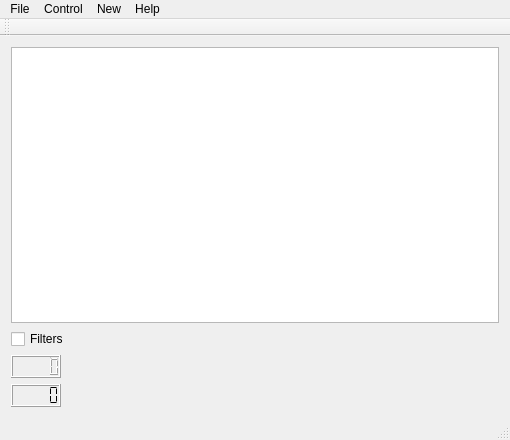
Qt form mainwindow.ui (RauchendeKanonen/qcanobserver) before a commit.
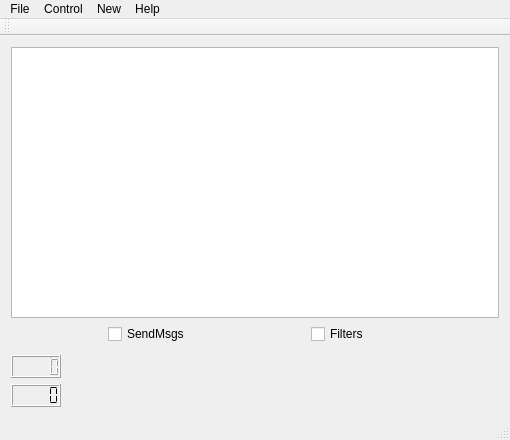
The same form after that commit.

The edit to the form file:
```diff
--- a/mainwindow.ui
+++ b/mainwindow.ui
@@ -19,6 +19,24 @@
      <widget class="QTableView" name="tableView"/>
     </item>
     <item>
+     <layout class="QHBoxLayout" name="horizontalLayout">
+      <property name="bottomMargin">
+       <number>5</number>
+      </property>
+      <item>
+       <widget class="QCheckBox" name="checkBox_2">
+        <property name="maximumSize">
+         <size>
+          <width>100</width>
+          <height>16777215</height>
+         </size>
+        </property>
+        <property name="text">
+         <string>SendMsgs</string>
+        </property>
+       </widget>
+      </item>
+      <item>
      <widget class="QCheckBox" name="checkBox">
       <property name="maximumSize">
        <size>
@@ -31,6 +49,8 @@
       </property>
      </widget>
     </item>
+     </layout>
+    </item>
     <item>
      <widget class="QLCDNumber" name="MsgLossWarning">
       <property name="maximumSize">
```
Left out of the diff: 7 changed lines with no effect on the pictures. Lines whose indentation alone changed are shown as unchanged.
